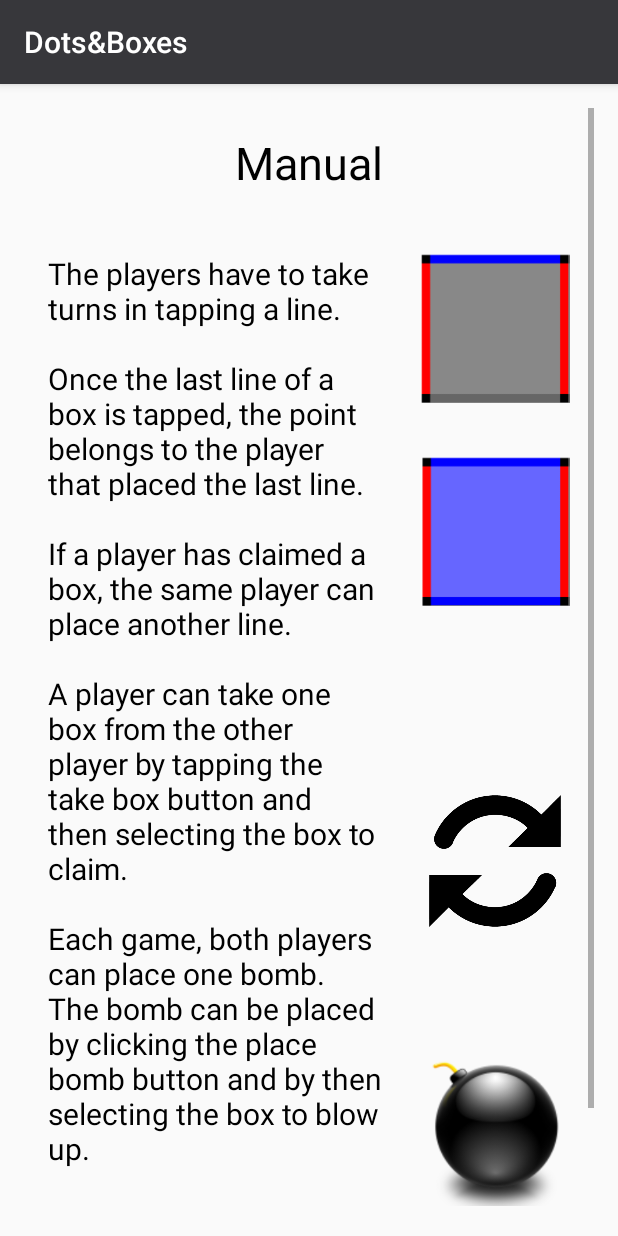
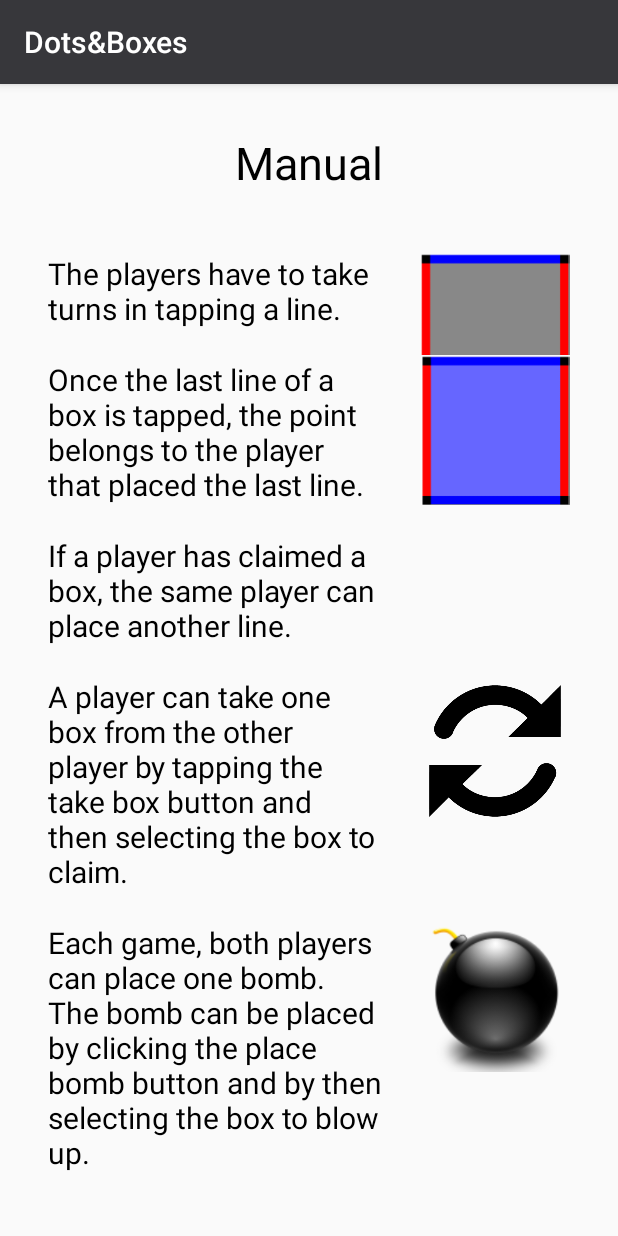
Before and after one commit to rickvanw/2015-2016-Project-Speelveld, an Android app: the ManualActivity screen opened directly, with no data from a screen before it, on a phone screen of 412 x 824 dp. Run offline under Robolectric (Android 15) with nearby library versions, the phone set to English and light mode, and no system bars.

Commit message:
Manual  seperate textviews

```diff
--- a/app/src/main/res/layout/activity_manual.xml
+++ b/app/src/main/res/layout/activity_manual.xml
@@ -42,7 +42,7 @@
             <TextView
                 android:id="@+id/tvManualText"
                 android:layout_width="wrap_content"
-                android:layout_height="700dp"
+                android:layout_height="wrap_content"
                 android:layout_alignEnd="@+id/tvManualTitle"
                 android:layout_alignParentStart="true"
                 android:layout_below="@+id/tvManualTitle"
@@ -50,6 +50,54 @@
                 android:text="@string/txt_manual"
                 android:textColor="@color/black"
                 android:textSize="20sp" />
+
+            <TextView
+                android:id="@+id/tvManualText2"
+                android:layout_width="wrap_content"
+                android:layout_height="wrap_content"
+                android:text="@string/txt_manual2"
+                android:textColor="@color/black"
+                android:textSize="20sp"
+                android:layout_below="@+id/tvManualText"
+                android:layout_alignStart="@+id/tvManualText"
+                android:layout_alignEnd="@+id/tvManualTitle"
+                android:layout_marginTop="20dp" />
+
+            <TextView
+                android:id="@+id/tvManualText3"
+                android:layout_width="wrap_content"
+                android:layout_height="wrap_content"
+                android:text="@string/txt_manual3"
+                android:textColor="@color/black"
+                android:textSize="20sp"
+                android:layout_below="@+id/tvManualText2"
+                android:layout_alignStart="@+id/tvManualText2"
+                android:layout_alignEnd="@+id/tvManualTitle"
+                android:layout_marginTop="20dp" />
+
+            <TextView
+                android:id="@+id/tvManualText4"
+                android:layout_width="wrap_content"
+                android:layout_height="wrap_content"
+                android:text="@string/txt_manual4"
+                android:textColor="@color/black"
+                android:textSize="20sp"
+                android:layout_below="@+id/tvManualText3"
+                android:layout_alignStart="@+id/tvManualText3"
+                android:layout_alignEnd="@+id/tvManualTitle"
+                android:layout_marginTop="20dp" />
+
+            <TextView
+                android:id="@+id/tvManualText5"
+                android:layout_width="wrap_content"
+                android:layout_height="wrap_content"
+                android:text="@string/txt_manual5"
+                android:textColor="@color/black"
+                android:textSize="20sp"
+                android:layout_below="@+id/tvManualText4"
+                android:layout_alignStart="@+id/tvManualText2"
+                android:layout_alignEnd="@+id/tvManualTitle"
+                android:layout_marginTop="20dp" />
 
             <ImageView
                 android:id="@+id/ivManual1"
@@ -63,27 +111,24 @@
                 android:id="@+id/ivManual2"
                 android:layout_width="100dp"
                 android:layout_height="100dp"
-                android:layout_alignParentEnd="true"
-                android:layout_below="@+id/ivManual1"
-                android:layout_marginTop="35dp"
-                android:background="@drawable/manual_box_done" />
+                android:background="@drawable/manual_box_done"
+                android:layout_alignBottom="@+id/tvManualText2"
+                android:layout_alignParentEnd="true" />
 
             <ImageView
                 android:id="@+id/imageView"
                 android:layout_width="100dp"
                 android:layout_height="100dp"
-                android:layout_below="@+id/ivManual2"
-                android:layout_alignStart="@+id/ivManual2"
-                android:layout_marginTop="120dp"
-                android:background="@drawable/takeoverbutton" />
+                android:background="@drawable/takeoverbutton"
+                android:layout_alignTop="@+id/tvManualText4"
+                android:layout_alignParentEnd="true" />
 
             <ImageView
                 android:id="@+id/imageView2"
                 android:layout_width="100dp"
                 android:layout_height="100dp"
-                android:layout_alignTop="@+id/imageView"
+                android:layout_alignTop="@+id/tvManualText5"
                 android:layout_alignParentEnd="true"
-                android:layout_marginTop="180dp"
                 android:background="@drawable/bombbutton" />
         </RelativeLayout>
     </ScrollView>
--- a/app/src/main/res/values/strings.xml
+++ b/app/src/main/res/values/strings.xml
@@ -2,5 +2,9 @@
     <string name="app_name">Dots&amp;Boxes</string>
     <string name="placeholder">Placeholder</string>
     <string name="boardsize">BoardSize</string>
-    <string name="txt_manual">The players have to take turns in tapping a line. \n \nOnce the last line of a box is tapped, the point belongs to the player that placed the last line. \n  \nIf a player has claimed a box, the same player can place another line. \n  \nA player can take one box from the other player by tapping the "take box" button and then selecting the box to claim. \n \nEach game, both players can place one bomb. The bomb can be placed by clicking the "place bomb" button and by then selecting the box to blow up.</string>
+    <string name="txt_manual">The players have to take turns in tapping a line.</string>
+    <string name="txt_manual2">Once the last line of a box is tapped, the point belongs to the player that placed the last line.</string>
+    <string name="txt_manual3">If a player has claimed a box, the same player can place another line.</string>
+    <string name="txt_manual4">A player can take one box from the other player by tapping the "take box" button and then selecting the box to claim.</string>
+    <string name="txt_manual5">Each game, both players can place one bomb. The bomb can be placed by clicking the "place bomb" button and by then selecting the box to blow up.</string>
 </resources>
```
